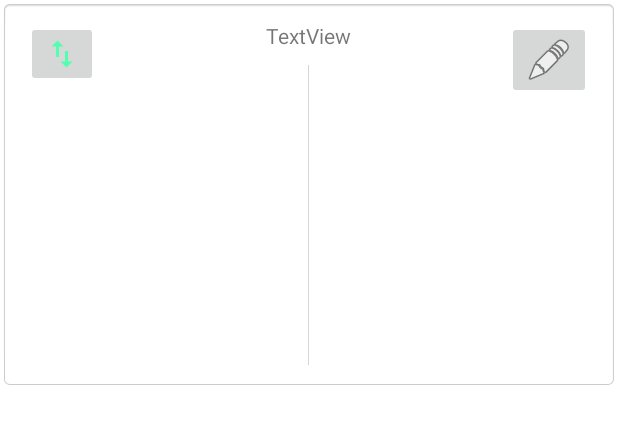
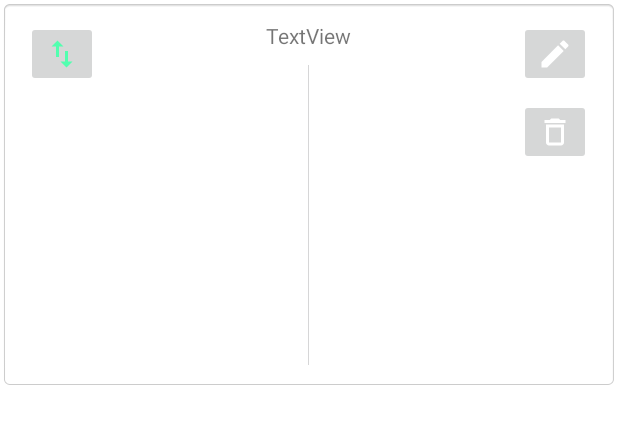
Before and after one commit to BALASHOWILYA/OBMEN_KKOTLIN, an Android app: the layout select_image_frag_item.xml on its own in the app's theme, with its tools: preview values and no code run, on a phone screen of 412 x 824 dp. Shown: the top 424 px of the screen. Run offline under Robolectric (Android 15) with nearby library versions, the phone set to English and light mode, and no system bars.

```diff
--- a/app/src/main/java/com/sad_ballala_projects/ObmenKnigami_Kotlin/act/EditAdsAct.kt
+++ b/app/src/main/java/com/sad_ballala_projects/ObmenKnigami_Kotlin/act/EditAdsAct.kt
@@ -46,11 +46,16 @@ class EditAdsAct : AppCompatActivity(), FragmentCloseInterface  {
 
                     openChooseImageFrag(returnValues)
 
+                }else if (returnValues.size == 1 && chooseImageFrag == null) {
+
+                    imageAdapter.update(returnValues)
+
                 } else if (chooseImageFrag != null) {
 
                     chooseImageFrag?.updateAdapter(returnValues)
 
                 }
+
             }
         } else if (resultCode == RESULT_OK && requestCode == ImagePicker.REQUEST_CODE_GET_SINGLE_IMAGES){
             if (data != null) {
--- /dev/null
+++ b/app/src/main/res/drawable/ic_edit.xml
@@ -0,0 +1,6 @@
+<vector android:height="24dp" android:tint="#FFFFFF"
+    android:viewportHeight="24" android:viewportWidth="24"
+    android:width="24dp" xmlns:android="http://schemas.android.com/apk/res/android">
+    <path android:fillColor="@android:color/white" android:pathData="M3,17.25l0,3.75l3.75,0l11.06,-11.06l-3.75,-3.75z"/>
+    <path android:fillColor="@android:color/white" android:pathData="M20.71,5.63l-2.34,-2.34c-0.39,-0.39 -1.02,-0.39 -1.41,0l-1.83,1.83l3.75,3.75l1.83,-1.83C21.1,6.65 21.1,6.02 20.71,5.63z"/>
+</vector>
--- a/app/src/main/res/layout/select_image_frag_item.xml
+++ b/app/src/main/res/layout/select_image_frag_item.xml
@@ -46,5 +46,14 @@
         android:layout_marginEnd="8dp"
         app:layout_constraintEnd_toEndOf="parent"
         app:layout_constraintTop_toTopOf="parent"
-        app:srcCompat="@android:drawable/ic_menu_edit" />
+        app:srcCompat="@drawable/ic_edit" />
+
+    <ImageButton
+        android:id="@+id/imDelete"
+        android:layout_width="wrap_content"
+        android:layout_height="wrap_content"
+        android:layout_marginTop="8dp"
+        app:layout_constraintEnd_toEndOf="@+id/imEditImage"
+        app:layout_constraintTop_toBottomOf="@+id/imEditImage"
+        app:srcCompat="@drawable/ic_delete_image" />
 </androidx.constraintlayout.widget.ConstraintLayout>
```
Also changed, not shown: app/src/main/java/com/sad_ballala_projects/ObmenKnigami_Kotlin/Frag/SelectImageRvAdapter.kt (+15 -2 lines).
